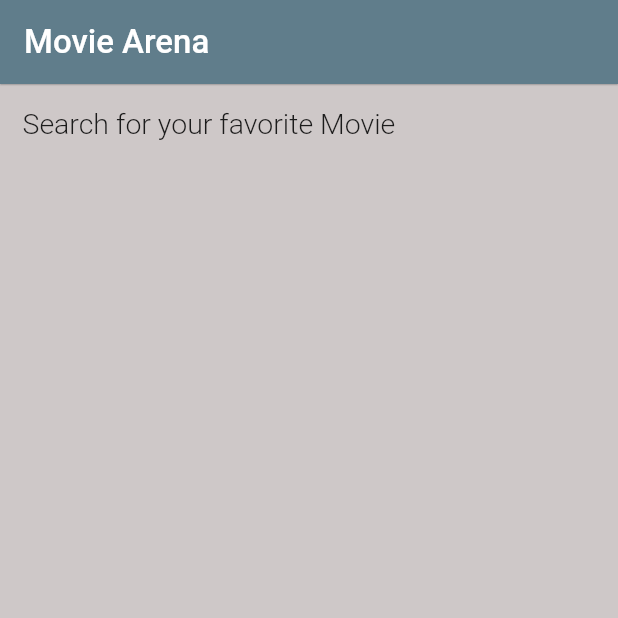
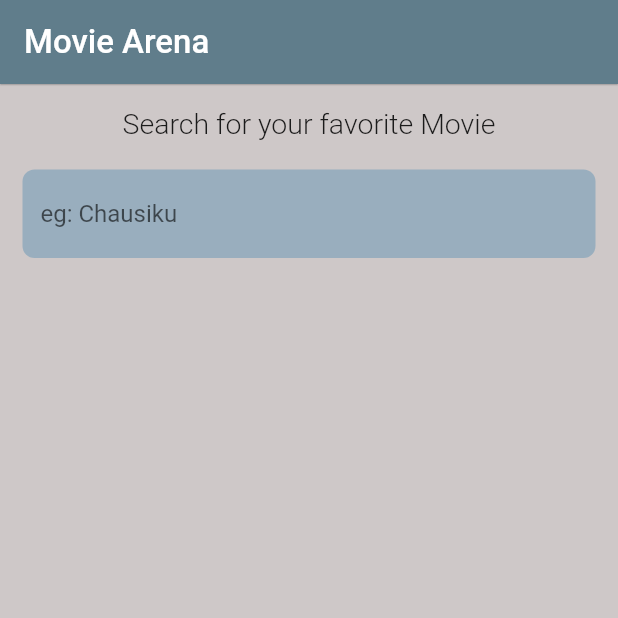
Before and after one commit to JohnGastone/Tafuta, a Flutter app: the screen it shows after launch, on a phone screen of 412 x 824 dp, the top half of it. Run offline on Flutter 3.47's test engine with Material 2 defaults, Android fonts, the phone set to English and light mode, and no system bars.

Commit message:
Resolved TextField error

```diff
--- a/lib/searchPage.dart
+++ b/lib/searchPage.dart
@@ -28,7 +28,7 @@ class _SearchPageState extends State<SearchPage> {
         child: Column(
             mainAxisAlignment: MainAxisAlignment.start,
             crossAxisAlignment: CrossAxisAlignment.center,
-            children: const [
+            children: [
               Text(
                 'Search for your favorite Movie',
                 style: TextStyle(fontSize: 19, fontWeight: FontWeight.w300),
@@ -36,16 +36,16 @@ class _SearchPageState extends State<SearchPage> {
               SizedBox(
                 height: 20,
               ),
-              // TextField(
-              //   decoration: InputDecoration(
-              //       filled: true,
-              //       fillColor: Color.fromARGB(255, 153, 174, 190),
-              //       border: OutlineInputBorder(
-              //         borderRadius: BorderRadius.circular(8.0),
-              //         borderSide: BorderSide.none,
-              //       ),
-              //       hint: "eg: Chausiku"),
-              // )
+              TextField(
+                decoration: InputDecoration(
+                    filled: true,
+                    fillColor: Color.fromARGB(255, 153, 174, 190),
+                    border: OutlineInputBorder(
+                      borderRadius: BorderRadius.circular(8.0),
+                      borderSide: BorderSide.none,
+                    ),
+                    hintText: "eg: Chausiku"),
+              )
             ]),
       ),
     );
```
